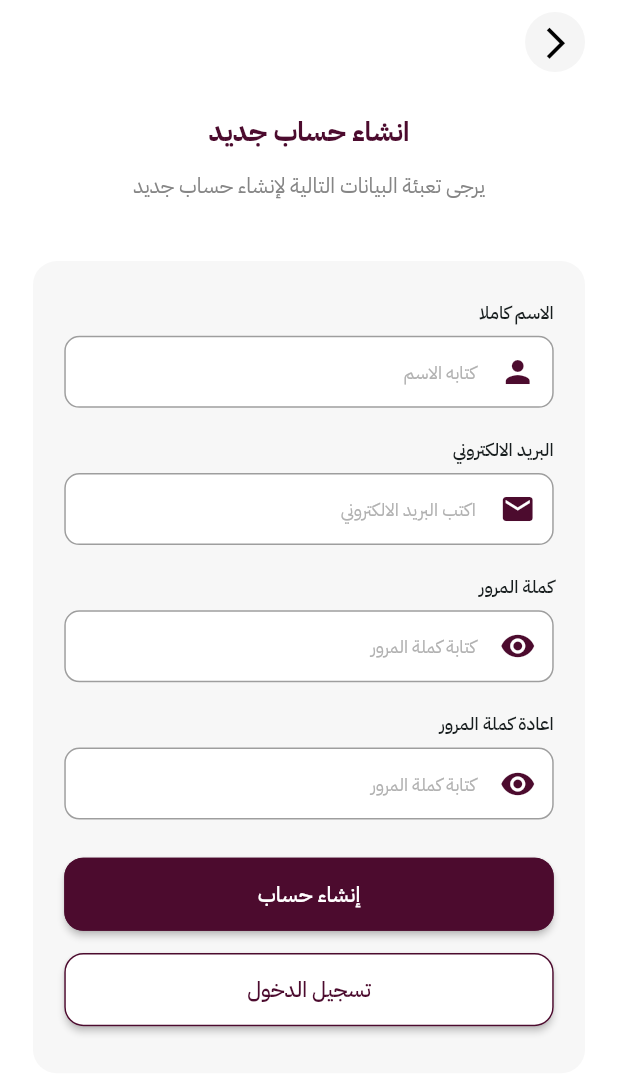
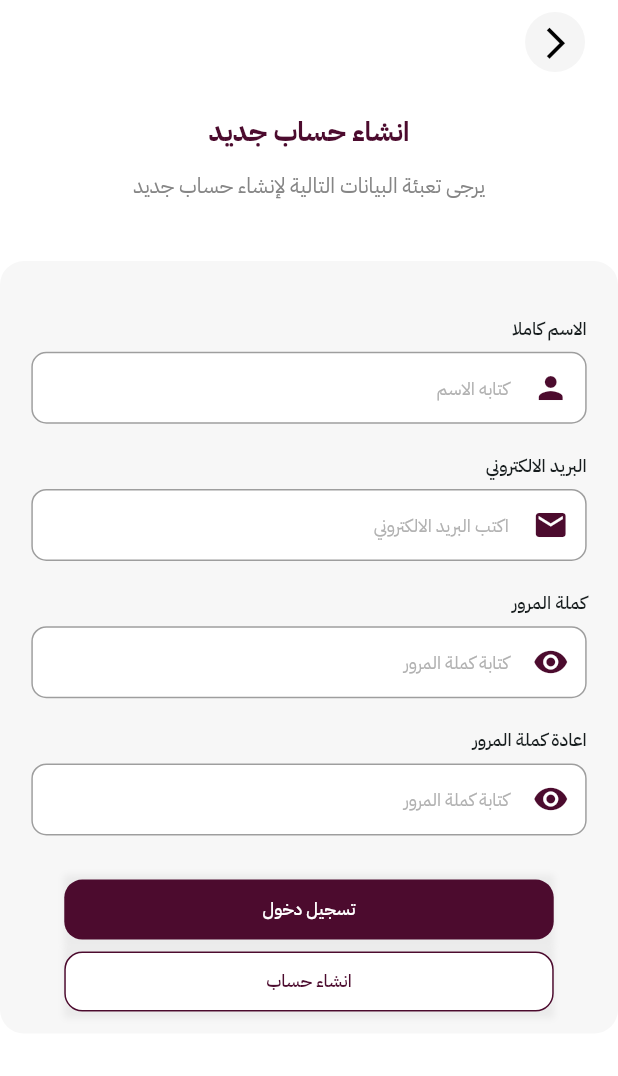
Before and after one commit to DoniaMustafa/caro_user, a Flutter app: the screen it shows after launch, after a tap on "انشاء حساب", on a phone screen of 412 x 824 dp. Shown: the top 1076 px of the screen. Run offline on Flutter 3.47's test engine with Material 3 defaults, Android fonts, the phone set to English and light mode, and no system bars; our stand-ins replace cached_network_image, flutter_svg, smooth_page_indicator.

Commit message:
fix bugs

```diff
--- /dev/null
+++ b/lib/core/model/generic_model.dart
@@ -0,0 +1,9 @@
+import 'package:flutter/cupertino.dart';
+
+class GenericModel {
+  String? title;
+  String? subtitle;
+  String? image;
+  IconData? icon;
+  GenericModel({this.title, this.subtitle, this.image, this.icon});
+}
--- a/lib/core/utils/app_list_constant.dart
+++ b/lib/core/utils/app_list_constant.dart
@@ -1,3 +1,12 @@
+import 'package:caro_user_app/core/model/generic_model.dart';
+import 'package:caro_user_app/core/utils/assats_file.dart';
+
 class AppListConstant {
   AppListConstant._();
+
+  static List<GenericModel> onBoardingData = [
+     GenericModel(image: AppAssets().onBoarding1 , title: "البحث عن المنتجات" , subtitle: "شكل توضع لصفحة ما سيلهي القارئ عن التركيز على الشكل الخارج الشكل الخارج للنص أو شكل توضع لصفحة ما سيلهي القارئ عن التي يقرأها. ولذاستخدام طريقة تبدو"),
+     GenericModel(image: AppAssets().onBoarding2 , title: "متابعة الطلب" , subtitle: "شكل توضع لصفحة ما سيلهي القارئ عن التركيز على الشكل الخارج الشكل الخارج للنص أو شكل توضع لصفحة ما سيلهي القارئ عن التي يقرأها. ولذاستخدام طريقة تبدو"),
+     GenericModel(image: AppAssets().onBoarding1 , title: "البحث عن المنتجات" , subtitle: "شكل توضع لصفحة ما سيلهي القارئ عن التركيز على الشكل الخارج الشكل الخارج للنص أو شكل توضع لصفحة ما سيلهي القارئ عن التي يقرأها. ولذاستخدام طريقة تبدو"),
+  ];
 }
--- a/lib/core/widgets/button_shape/custom_base_button.dart
+++ b/lib/core/widgets/button_shape/custom_base_button.dart
@@ -92,7 +92,7 @@ class CustomBaseButton extends StatelessWidget  {
           Expanded(
             child: Text(
               text,
-              textScaler: TextScaler.linear(0.9),
+              textScaler: const TextScaler.linear(0.9),
               textAlign: TextAlign.center,
               style: style ??
                   getMediumTextStyle(fontSize: 18, color: textColor, height: 1),
@@ -100,7 +100,7 @@ class CustomBaseButton extends StatelessWidget  {
           ),
           if (rightIcon.isNotNull) 7.97.hs,
           if (isEnd)
-            Spacer(
+            const Spacer(
               flex: 1,
             ),
           if (rightIcon.isNotNull) rightIcon!,
--- a/lib/core/widgets/button_shape/custom_elevated_button.dart
+++ b/lib/core/widgets/button_shape/custom_elevated_button.dart
@@ -16,6 +16,7 @@ class CustomElevatedButton extends StatelessWidget with BaseButton {
   @override
   Widget build(BuildContext context) {
     return CustomBaseButton(
+
       margin: getMarginOrPadding(horizontal: 20),
       onPressed: onPressed,
       text: text,
--- a/lib/core/widgets/button_shape/custom_outline_button.dart
+++ b/lib/core/widgets/button_shape/custom_outline_button.dart
@@ -1,5 +1,6 @@
 import 'package:caro_user_app/core/utils/app_colors.dart';
 import 'package:caro_user_app/core/utils/app_mixin.dart';
+import 'package:caro_user_app/core/utils/app_style.dart';
 import 'package:flutter/material.dart';
 
 import '../../utils/size_utils.dart';
@@ -15,6 +16,7 @@ class CustomOutlineButton extends StatelessWidget with BaseButton {
   @override
   Widget build(BuildContext context) {
     return CustomBaseButton(
+      style: getMediumTextStyle(color: AppColors.primaryColor, fontSize: 13),
       onPressed: onPressed,
       text: text,
       borderColor: AppColors.primaryColor,
--- a/lib/features/onboarding/presentation/pages/onboarding_page.dart
+++ b/lib/features/onboarding/presentation/pages/onboarding_page.dart
@@ -1,6 +1,7 @@
 import 'package:caro_user_app/config/routes/app_routes.dart';
 import 'package:caro_user_app/core/extension.dart';
 import 'package:caro_user_app/core/utils/app_colors.dart';
+import 'package:caro_user_app/core/utils/size_utils.dart';
 import 'package:caro_user_app/core/widgets/custom_button_widget.dart';
 
 import 'package:flutter/material.dart';
@@ -22,37 +23,26 @@ class OnboardingPage extends StatelessWidget {
   Widget build(BuildContext context) {
     PageController pageController = PageController();
     return Scaffold(
-      backgroundColor: Colors.white,
-      body: Center(
+      body: Padding(
+        padding: getMarginOrPadding(bottom: 20),
         child: Column(
+          mainAxisAlignment: MainAxisAlignment.center,
+          crossAxisAlignment: CrossAxisAlignment.center,
+
           children: [
-            72.vs,
             OnBoardingView(pageController: pageController),
             45.vs,
             PageIndicator(pageController: pageController),
             70.vs,
-            CustomElevatedButton(
-              onPressed: () {},
-              // backgroundColor: AppColors.primaryColor,
-              // child:  CustomTextWidget(
-              text: "تسجيل دخول",
-              // style: getMediumTextStyle(color: AppColors.white, fontSize: 13),
-              // ),
-            ),
+            CustomElevatedButton(onPressed: () {}, text: "تسجيل دخول"),
             18.vs,
             CustomOutlineButton(
               onPressed: () {
                 _nextPage();
               },
-              // backgroundColor: AppColors.white,
-              // child: CustomTextWidget(
-                text: "انشاء حساب",
-                // style: getMediumTextStyle(
-                //   color: AppColors.primaryColor,
-                //   fontSize: 13,
-                // ),
-              // ),
+              text: "انشاء حساب",
             ),
+            // 50.vs,
           ],
         ),
       ),
--- a/lib/features/onboarding/presentation/widget/onboarding_view.dart
+++ b/lib/features/onboarding/presentation/widget/onboarding_view.dart
@@ -1,10 +1,10 @@
 import 'package:caro_user_app/core/extension.dart';
+import 'package:caro_user_app/core/utils/app_list_constant.dart';
 import 'package:caro_user_app/core/utils/size_utils.dart';
 import 'package:flutter/material.dart';
 
 import '../../../../core/utils/app_colors.dart';
 import '../../../../core/utils/app_style.dart';
-import '../../../../core/utils/assats_file.dart';
 import '../../../../core/widgets/custom_svg.dart';
 import '../../../../core/widgets/custom_text_widget.dart';
 
@@ -13,14 +13,7 @@ class OnBoardingView extends StatelessWidget {
   final PageController pageController;
   @override
   Widget build(BuildContext context) {
-    List<Map> items = [
-      {"image": AppAssets().onBoarding1, "title": "البحث عن المنتجات"},
-      {"image": AppAssets().onBoarding2, "title": "متابعة الطلب"},
-      {"image": AppAssets().onBoarding1, "title": "البحث عن المنتجات"},
-    ];
-    return SizedBox(
-      height: 460.h,
-      child: Center(
+    return Expanded(
       child: PageView.builder(
         itemCount: 3,
         controller: pageController,
@@ -29,28 +22,24 @@ class OnBoardingView extends StatelessWidget {
             mainAxisAlignment: MainAxisAlignment.center,
             crossAxisAlignment: CrossAxisAlignment.center,
             children: [
-                CustomSvg.assets(
-                  asset: items[index]["image"],
-                ).withPadding(horizontal: 90, vertical: 100),
-                // SizedBox(
-                //   width: 210.w,
-                //   height: 234.h,
-                //   child: CustomSvg.assets(asset: items[index]["image"]),
-                // ),
-                70.vs,
+              Flexible(
+                child: CustomSvg.assets(
+                  asset: AppListConstant.onBoardingData[index].image,
+                ).withPadding(horizontal: 90, vertical: 90),
+              ),
+              // 70.vs,
               CustomTextWidget(
-                  text: items[index]["title"],
+                text: AppListConstant.onBoardingData[index].title!,
                 style: getMediumTextStyle(
                   fontSize: 18,
                   color: AppColors.primaryColor,
                 ),
               ),
-                10.vs,
+              // 10.vs,
               Padding(
                 padding: getMarginOrPadding(horizontal: 40),
                 child: CustomTextWidget(
-                    text:
-                        "شكل توضع لصفحة ما سيلهي القارئ عن التركيز على الشكل الخارج الشكل الخارج للنص أو شكل توضع لصفحة ما سيلهي القارئ عن التي يقرأها. ولذاستخدام طريقة تبدو",
+                  text: AppListConstant.onBoardingData[index].subtitle!,
                   style: getRegularTextStyle(color: const Color(0xff858585)),
                 ),
               ),
@@ -58,7 +47,6 @@ class OnBoardingView extends StatelessWidget {
           );
         },
       ),
-      ),
     );
   }
 }
--- a/lib/features/signup/presentation/pages/signup_page.dart
+++ b/lib/features/signup/presentation/pages/signup_page.dart
@@ -1,17 +1,15 @@
 import 'package:caro_user_app/core/extension.dart';
 import 'package:caro_user_app/core/utils/app_colors.dart';
-import 'package:caro_user_app/core/utils/assats_file.dart';
 import 'package:caro_user_app/core/utils/size_utils.dart';
 import 'package:caro_user_app/core/widgets/custom_button_widget.dart';
 import 'package:caro_user_app/core/widgets/custom_icon.dart';
-import 'package:caro_user_app/core/widgets/custom_network_image.dart';
-import 'package:caro_user_app/core/widgets/custom_svg.dart';
 import 'package:caro_user_app/core/widgets/custom_text_widget.dart';
 import 'package:caro_user_app/core/widgets/form_field/email_form_field.dart';
 import 'package:caro_user_app/core/widgets/form_field/password_form_field.dart';
 import 'package:flutter/material.dart';
-
 import '../../../../core/utils/app_style.dart';
+import '../../../../core/widgets/button_shape/custom_elevated_button.dart';
+import '../../../../core/widgets/button_shape/custom_outline_button.dart';
 import '../../../../core/widgets/form_field/custom_text_form.dart';
 
 class SignupPage extends StatelessWidget {
@@ -96,9 +94,7 @@ class ContainerOfBody extends StatelessWidget {
     TextEditingController nameController = TextEditingController();
 
     return Container(
-      width: 335.w,
-      height: 511.h,
-      padding: getMarginOrPadding(horizontal: 19),
+      padding: getMarginOrPadding(horizontal: 19, vertical: 10),
       decoration: BoxDecoration(
         color: const Color(0xffF7F7F7),
         borderRadius: BorderRadius.circular(15.r),
@@ -202,23 +198,33 @@ class ContainerOfBody extends StatelessWidget {
             ),
           ),
           24.vs,
-          CustomButtonWidget(
-            backgroundColor: AppColors.primaryColor,
-            function: () {},
-            child: CustomTextWidget(
-              text: "إنشاء حساب",
-              style: getMediumTextStyle(color: AppColors.white),
-            ),
+          CustomElevatedButton(
+
+            onPressed: () {}, text: "تسجيل دخول"),
+          CustomOutlineButton(
+
+            onPressed: () {
+              // _nextPage();
+            },
+            text: "انشاء حساب",
           ),
-          14.vs,
-          CustomButtonWidget(
-            backgroundColor: AppColors.white,
-            function: () {},
-            child: CustomTextWidget(
-              text: "تسجيل الدخول",
-              style: getMediumTextStyle(color: AppColors.primaryColor),
-            ),
-          ),
+          // CustomButtonWidget(
+          //   backgroundColor: AppColors.primaryColor,
+          //   function: () {},
+          //   child: CustomTextWidget(
+          //     text: "إنشاء حساب",
+          //     style: getMediumTextStyle(color: AppColors.white),
+          //   ),
+          // ),
+          // 14.vs,
+          // CustomButtonWidget(
+          //   backgroundColor: AppColors.white,
+          //   function: () {},
+          //   child: CustomTextWidget(
+          //     text: "تسجيل الدخول",
+          //     style: getMediumTextStyle(color: AppColors.primaryColor),
+          //   ),
+          // ),
         ],
       ),
     );
```
Lines whose indentation alone changed are shown as unchanged.
